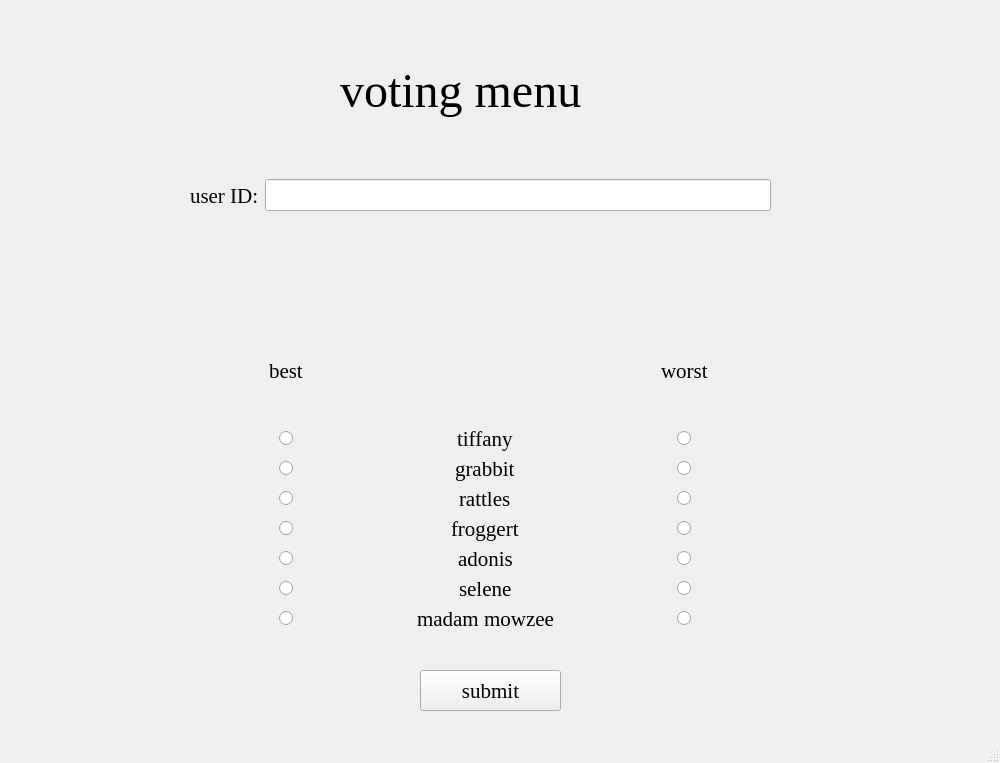
First picture: the form in GUI.ui, repository parrytheplatapuss/voting, before the edit.
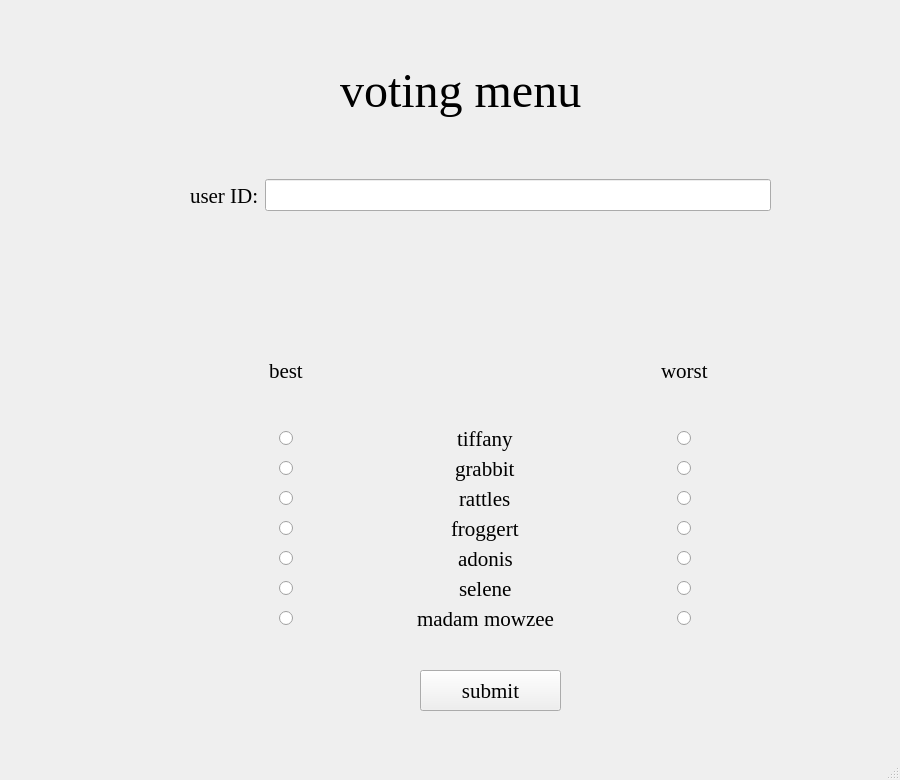
Second picture: the form after the edit.

Diff of the .ui file:
```diff
--- a/GUI.ui
+++ b/GUI.ui
@@ -6,8 +6,8 @@
    <rect>
     <x>0</x>
     <y>0</y>
-    <width>1000</width>
-    <height>763</height>
+    <width>900</width>
+    <height>780</height>
    </rect>
   </property>
   <property name="sizePolicy">
@@ -16,6 +16,24 @@
     <verstretch>2</verstretch>
    </sizepolicy>
   </property>
+  <property name="minimumSize">
+   <size>
+    <width>900</width>
+    <height>780</height>
+   </size>
+  </property>
+  <property name="maximumSize">
+   <size>
+    <width>900</width>
+    <height>780</height>
+   </size>
+  </property>
+  <property name="sizeIncrement">
+   <size>
+    <width>0</width>
+    <height>0</height>
+   </size>
+  </property>
   <property name="windowTitle">
    <string>Voting_menu</string>
   </property>
```
Left out of the diff: 2 changed lines with no effect on the pictures.
